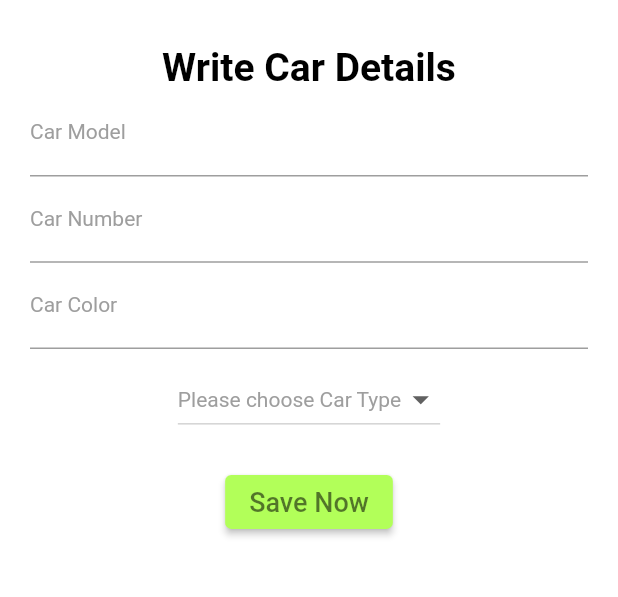
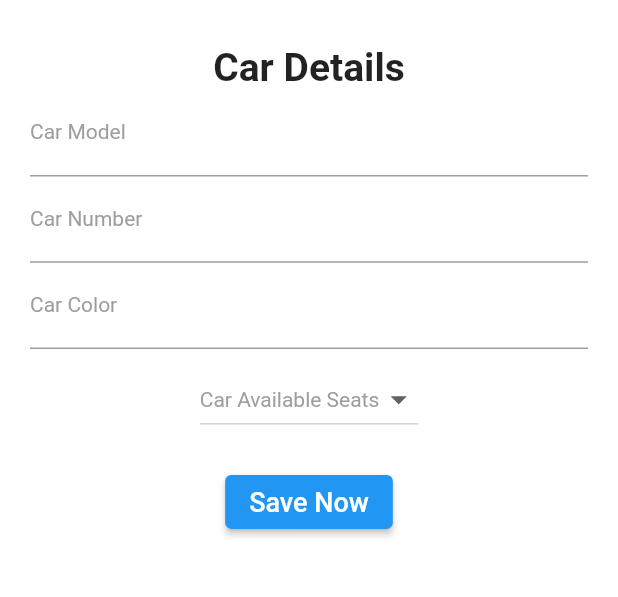
Before and after one commit to xtien64/usmgo_drivers_app, a Flutter app: the CarInfoScreen screen opened directly, on a phone screen of 412 x 824 dp, the part 407-1004 px from its top. Run offline on Flutter 3.47's test engine with Material 2 defaults, Android fonts, the phone set to English and light mode, and no system bars; our stand-ins replace assets_audio_player, email_validator, firebase_auth, firebase_core, firebase_database, firebase_messaging and 6 more; missing offline and left inert: flutter_geofire, flutter_polyline_points; accounts and stored records are empty.

Commit message:
Available seats

```diff
--- a/lib/authentication/car_info_screen.dart
+++ b/lib/authentication/car_info_screen.dart
@@ -19,7 +19,7 @@ class _CarInfoScreenState extends State<CarInfoScreen>
   TextEditingController carNumberTextEditingController = TextEditingController();
   TextEditingController carColorTextEditingController = TextEditingController();
 
-  List<String> carTypesList = ["uber-x", "uber-go", "bike"];
+  List<String> carAvailableSeats = ["1", "2", "3","4","5","6"];
   String? selectedCarType;
 
 
@@ -60,10 +60,11 @@ class _CarInfoScreenState extends State<CarInfoScreen>
               const SizedBox(height: 10,),
 
               const Text(
-                "Write Car Details",
+                "Car Details",
                 style: TextStyle(
                   fontSize: 26,
-                  color: Colors.black,
+                  color: Colors.black87
+                  ,
                   fontWeight: FontWeight.bold,
                 ),
               ),
@@ -121,7 +122,7 @@ class _CarInfoScreenState extends State<CarInfoScreen>
               TextField(
                 controller: carColorTextEditingController,
                 style: const TextStyle(
-                    color: Colors.grey
+                    color: Colors.black
                 ),
                 decoration: const InputDecoration(
                   labelText: "Car Color",
@@ -149,7 +150,7 @@ class _CarInfoScreenState extends State<CarInfoScreen>
                 iconSize: 26,
                 dropdownColor: Colors.black,
                 hint: const Text(
-                  "Please choose Car Type",
+                  "Car Available Seats",
                   style: TextStyle(
                     fontSize: 14.0,
                     color: Colors.grey,
@@ -162,7 +163,7 @@ class _CarInfoScreenState extends State<CarInfoScreen>
                     selectedCarType = newValue.toString();
                   });
                 },
-                items: carTypesList.map((car){
+                items: carAvailableSeats.map((car){
                   return DropdownMenuItem(
                     child: Text(
                       car,
@@ -186,12 +187,12 @@ class _CarInfoScreenState extends State<CarInfoScreen>
                   }
                 },
                 style: ElevatedButton.styleFrom(
-                  primary: Colors.lightGreenAccent,
+                  primary: Colors.blue,
                 ),
                 child: const Text(
                   "Save Now",
                   style: TextStyle(
-                    color: Colors.black54,
+                    color: Colors.white,
                     fontSize: 18,
                   ),
                 ),
```
